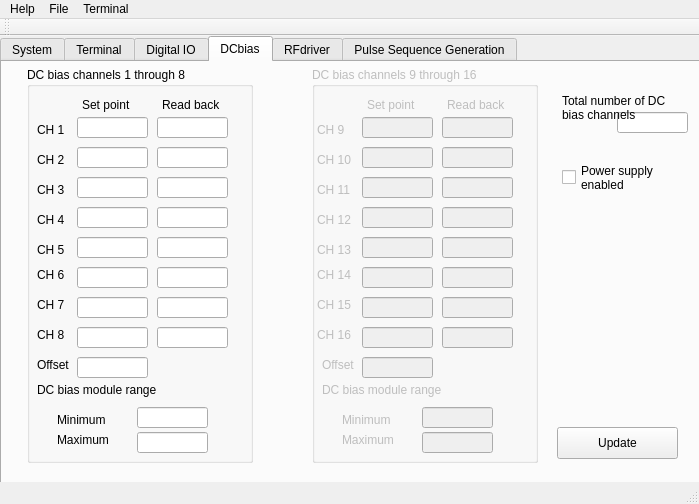
Old version of the form mips.ui in the repository Cogwell/MIPS-host-app.
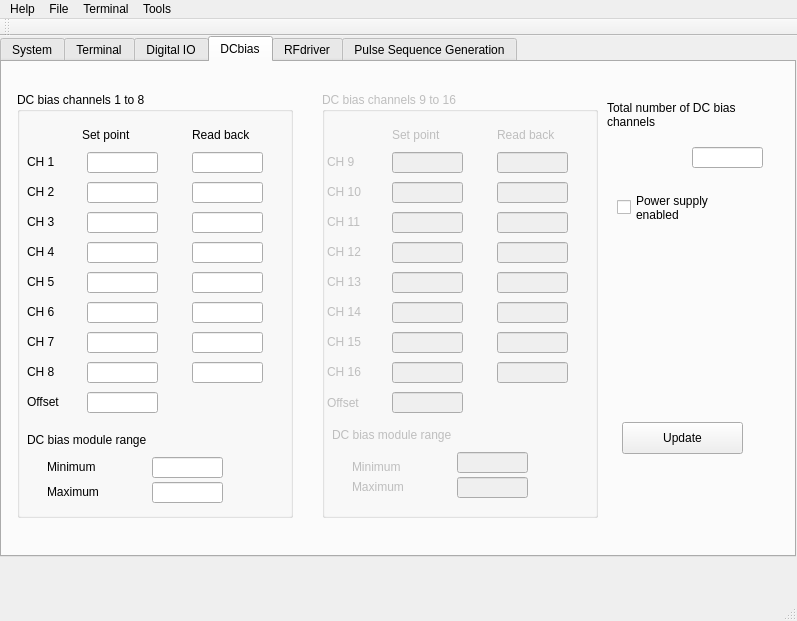
New version of the form. The open tabs and pages were chosen to show the change. Icons and pictures are not drawn.

```diff
--- a/mips.ui
+++ b/mips.ui
@@ -6,8 +6,8 @@
    <rect>
     <x>0</x>
     <y>0</y>
-    <width>699</width>
-    <height>504</height>
+    <width>797</width>
+    <height>621</height>
    </rect>
   </property>
   <property name="windowTitle">
@@ -19,8 +19,8 @@
      <rect>
       <x>0</x>
       <y>0</y>
-      <width>701</width>
-      <height>451</height>
+      <width>796</width>
+      <height>521</height>
      </rect>
     </property>
     <property name="currentIndex">
@@ -998,20 +998,20 @@
       </property>
       <property name="geometry">
        <rect>
-        <x>25</x>
-        <y>5</y>
-        <width>226</width>
-        <height>396</height>
+        <x>15</x>
+        <y>30</y>
+        <width>276</width>
+        <height>426</height>
        </rect>
       </property>
       <property name="title">
-       <string>DC bias channels 1 through 8</string>
+       <string>DC bias channels 1 to 8</string>
       </property>
       <widget class="QLineEdit" name="leSDCB_1">
        <property name="geometry">
         <rect>
-         <x>50</x>
-         <y>50</y>
+         <x>70</x>
+         <y>60</y>
          <width>71</width>
          <height>21</height>
         </rect>
@@ -1020,8 +1020,8 @@
       <widget class="QLineEdit" name="leSDCB_2">
        <property name="geometry">
         <rect>
-         <x>50</x>
-         <y>80</y>
+         <x>70</x>
+         <y>90</y>
          <width>71</width>
          <height>21</height>
         </rect>
@@ -1030,8 +1030,8 @@
       <widget class="QLineEdit" name="leSDCB_3">
        <property name="geometry">
         <rect>
-         <x>50</x>
-         <y>110</y>
+         <x>70</x>
+         <y>120</y>
          <width>71</width>
          <height>21</height>
         </rect>
@@ -1040,8 +1040,8 @@
       <widget class="QLineEdit" name="leSDCB_4">
        <property name="geometry">
         <rect>
-         <x>50</x>
-         <y>140</y>
+         <x>70</x>
+         <y>150</y>
          <width>71</width>
          <height>21</height>
         </rect>
@@ -1050,8 +1050,8 @@
       <widget class="QLineEdit" name="leSDCB_5">
        <property name="geometry">
         <rect>
-         <x>50</x>
-         <y>170</y>
+         <x>70</x>
+         <y>180</y>
          <width>71</width>
          <height>21</height>
         </rect>
@@ -1060,8 +1060,8 @@
       <widget class="QLineEdit" name="leSDCB_6">
        <property name="geometry">
         <rect>
-         <x>50</x>
-         <y>200</y>
+         <x>70</x>
+         <y>210</y>
          <width>71</width>
          <height>21</height>
         </rect>
@@ -1070,8 +1070,8 @@
       <widget class="QLineEdit" name="leSDCB_7">
        <property name="geometry">
         <rect>
-         <x>50</x>
-         <y>230</y>
+         <x>70</x>
+         <y>240</y>
          <width>71</width>
          <height>21</height>
         </rect>
@@ -1080,8 +1080,8 @@
       <widget class="QLineEdit" name="leSDCB_8">
        <property name="geometry">
         <rect>
-         <x>50</x>
-         <y>260</y>
+         <x>70</x>
+         <y>270</y>
          <width>71</width>
          <height>21</height>
         </rect>
@@ -1090,8 +1090,8 @@
       <widget class="QLineEdit" name="leGDCBV_1">
        <property name="geometry">
         <rect>
-         <x>130</x>
-         <y>50</y>
+         <x>175</x>
+         <y>60</y>
          <width>71</width>
          <height>21</height>
         </rect>
@@ -1103,8 +1103,8 @@
       <widget class="QLineEdit" name="leGDCBV_2">
        <property name="geometry">
         <rect>
-         <x>130</x>
-         <y>80</y>
+         <x>175</x>
+         <y>90</y>
          <width>71</width>
          <height>21</height>
         </rect>
@@ -1116,8 +1116,8 @@
       <widget class="QLineEdit" name="leGDCBV_3">
        <property name="geometry">
         <rect>
-         <x>130</x>
-         <y>110</y>
+         <x>175</x>
+         <y>120</y>
          <width>71</width>
          <height>21</height>
         </rect>
@@ -1129,8 +1129,8 @@
       <widget class="QLineEdit" name="leGDCBV_4">
        <property name="geometry">
         <rect>
-         <x>130</x>
-         <y>140</y>
+         <x>175</x>
+         <y>150</y>
          <width>71</width>
          <height>21</height>
         </rect>
@@ -1142,8 +1142,8 @@
       <widget class="QLineEdit" name="leGDCBV_5">
        <property name="geometry">
         <rect>
-         <x>130</x>
-         <y>170</y>
+         <x>175</x>
+         <y>180</y>
          <width>71</width>
          <height>21</height>
         </rect>
@@ -1155,8 +1155,8 @@
       <widget class="QLineEdit" name="leGDCBV_6">
        <property name="geometry">
         <rect>
-         <x>130</x>
-         <y>200</y>
+         <x>175</x>
+         <y>210</y>
          <width>71</width>
          <height>21</height>
         </rect>
@@ -1168,8 +1168,8 @@
       <widget class="QLineEdit" name="leGDCBV_7">
        <property name="geometry">
         <rect>
-         <x>130</x>
-         <y>230</y>
+         <x>175</x>
+         <y>240</y>
          <width>71</width>
          <height>21</height>
         </rect>
@@ -1181,8 +1181,8 @@
       <widget class="QLineEdit" name="leGDCBV_8">
        <property name="geometry">
         <rect>
-         <x>130</x>
-         <y>260</y>
+         <x>175</x>
+         <y>270</y>
          <width>71</width>
          <height>21</height>
         </rect>
@@ -1195,9 +1195,9 @@
        <property name="geometry">
         <rect>
          <x>10</x>
-         <y>55</y>
-         <width>36</width>
-         <height>16</height>
+         <y>60</y>
+         <width>50</width>
+         <height>20</height>
         </rect>
        </property>
        <property name="text">
@@ -1208,9 +1208,9 @@
        <property name="geometry">
         <rect>
          <x>10</x>
-         <y>85</y>
-         <width>36</width>
-         <height>16</height>
+         <y>90</y>
+         <width>50</width>
+         <height>20</height>
         </rect>
        </property>
        <property name="text">
@@ -1221,9 +1221,9 @@
        <property name="geometry">
         <rect>
          <x>10</x>
-         <y>115</y>
-         <width>36</width>
-         <height>16</height>
+         <y>120</y>
+         <width>50</width>
+         <height>20</height>
         </rect>
        </property>
        <property name="text">
@@ -1234,9 +1234,9 @@
        <property name="geometry">
         <rect>
          <x>10</x>
-         <y>145</y>
-         <width>36</width>
-         <height>16</height>
+         <y>150</y>
+         <width>50</width>
+         <height>20</height>
         </rect>
        </property>
        <property name="text">
@@ -1247,9 +1247,9 @@
        <property name="geometry">
         <rect>
          <x>10</x>
-         <y>175</y>
-         <width>36</width>
-         <height>16</height>
+         <y>180</y>
+         <width>50</width>
+         <height>20</height>
         </rect>
        </property>
        <property name="text">
@@ -1260,9 +1260,9 @@
        <property name="geometry">
         <rect>
          <x>10</x>
-         <y>200</y>
-         <width>36</width>
-         <height>16</height>
+         <y>210</y>
+         <width>50</width>
+         <height>20</height>
         </rect>
        </property>
        <property name="text">
@@ -1273,9 +1273,9 @@
        <property name="geometry">
         <rect>
          <x>10</x>
-         <y>230</y>
-         <width>36</width>
-         <height>16</height>
+         <y>240</y>
+         <width>50</width>
+         <height>20</height>
         </rect>
        </property>
        <property name="text">
@@ -1286,9 +1286,9 @@
        <property name="geometry">
         <rect>
          <x>10</x>
-         <y>260</y>
-         <width>36</width>
-         <height>16</height>
+         <y>270</y>
+         <width>50</width>
+         <height>20</height>
         </rect>
        </property>
        <property name="text">
@@ -1298,10 +1298,10 @@
       <widget class="QLabel" name="label_9">
        <property name="geometry">
         <rect>
-         <x>55</x>
+         <x>65</x>
          <y>30</y>
-         <width>61</width>
-         <height>16</height>
+         <width>96</width>
+         <height>26</height>
         </rect>
        </property>
        <property name="text">
@@ -1311,10 +1311,10 @@
       <widget class="QLabel" name="label_10">
        <property name="geometry">
         <rect>
-         <x>135</x>
+         <x>175</x>
          <y>30</y>
-         <width>71</width>
-         <height>16</height>
+         <width>106</width>
+         <height>26</height>
         </rect>
        </property>
        <property name="text">
@@ -1325,9 +1325,9 @@
        <property name="geometry">
         <rect>
          <x>10</x>
-         <y>315</y>
-         <width>146</width>
-         <height>16</height>
+         <y>335</y>
+         <width>231</width>
+         <height>26</height>
         </rect>
        </property>
        <property name="text">
@@ -1338,9 +1338,9 @@
        <property name="geometry">
         <rect>
          <x>30</x>
-         <y>345</y>
-         <width>71</width>
-         <height>16</height>
+         <y>365</y>
+         <width>96</width>
+         <height>20</height>
         </rect>
        </property>
        <property name="text">
@@ -1351,9 +1351,9 @@
        <property name="geometry">
         <rect>
          <x>30</x>
-         <y>365</y>
-         <width>71</width>
-         <height>16</height>
+         <y>390</y>
+         <width>96</width>
+         <height>20</height>
         </rect>
        </property>
        <property name="text">
@@ -1363,8 +1363,8 @@
       <widget class="QLineEdit" name="leGDCMIN_1">
        <property name="geometry">
         <rect>
-         <x>110</x>
-         <y>340</y>
+         <x>135</x>
+         <y>365</y>
          <width>71</width>
          <height>21</height>
         </rect>
@@ -1376,8 +1376,8 @@
       <widget class="QLineEdit" name="leGDCMAX_1">
        <property name="geometry">
         <rect>
-         <x>110</x>
-         <y>365</y>
+         <x>135</x>
+         <y>390</y>
          <width>71</width>
          <height>21</height>
         </rect>
@@ -1389,8 +1389,8 @@
       <widget class="QLineEdit" name="leSDCBOF_1">
        <property name="geometry">
         <rect>
-         <x>50</x>
-         <y>290</y>
+         <x>70</x>
+         <y>300</y>
          <width>71</width>
          <height>21</height>
         </rect>
@@ -1400,9 +1400,9 @@
        <property name="geometry">
         <rect>
          <x>10</x>
-         <y>290</y>
-         <width>41</width>
-         <height>16</height>
+         <y>300</y>
+         <width>61</width>
+         <height>20</height>
         </rect>
        </property>
        <property name="text">
@@ -1413,8 +1413,8 @@
      <widget class="QPushButton" name="pbDCbiasUpdate">
       <property name="geometry">
        <rect>
-        <x>555</x>
-        <y>365</y>
+        <x>620</x>
+        <y>360</y>
         <width>121</width>
         <height>32</height>
        </rect>
@@ -1429,20 +1429,20 @@
       </property>
       <property name="geometry">
        <rect>
-        <x>310</x>
-        <y>5</y>
-        <width>226</width>
-        <height>396</height>
+        <x>320</x>
+        <y>30</y>
+        <width>276</width>
+        <height>426</height>
        </rect>
       </property>
       <property name="title">
-       <string>DC bias channels 9 through 16</string>
+       <string>DC bias channels 9 to 16</string>
       </property>
       <widget class="QLineEdit" name="leSDCB_9">
        <property name="geometry">
         <rect>
-         <x>50</x>
-         <y>50</y>
+         <x>70</x>
+         <y>60</y>
          <width>71</width>
          <height>21</height>
         </rect>
@@ -1451,8 +1451,8 @@
       <widget class="QLineEdit" name="leSDCB_10">
        <property name="geometry">
         <rect>
-         <x>50</x>
-         <y>80</y>
+         <x>70</x>
+         <y>90</y>
          <width>71</width>
          <height>21</height>
         </rect>
@@ -1461,8 +1461,8 @@
       <widget class="QLineEdit" name="leSDCB_11">
        <property name="geometry">
         <rect>
-         <x>50</x>
-         <y>110</y>
+         <x>70</x>
+         <y>120</y>
          <width>71</width>
          <height>21</height>
         </rect>
@@ -1471,8 +1471,8 @@
       <widget class="QLineEdit" name="leSDCB_12">
        <property name="geometry">
         <rect>
-         <x>50</x>
-         <y>140</y>
+         <x>70</x>
+         <y>150</y>
          <width>71</width>
          <height>21</height>
         </rect>
@@ -1481,8 +1481,8 @@
       <widget class="QLineEdit" name="leSDCB_13">
        <property name="geometry">
         <rect>
-         <x>50</x>
-         <y>170</y>
+         <x>70</x>
+         <y>180</y>
          <width>71</width>
          <height>21</height>
         </rect>
@@ -1491,8 +1491,8 @@
       <widget class="QLineEdit" name="leSDCB_14">
        <property name="geometry">
         <rect>
-         <x>50</x>
-         <y>200</y>
+         <x>70</x>
+         <y>210</y>
          <width>71</width>
          <height>21</height>
         </rect>
@@ -1501,8 +1501,8 @@
       <widget class="QLineEdit" name="leSDCB_15">
        <property name="geometry">
         <rect>
-         <x>50</x>
-         <y>230</y>
+         <x>70</x>
+         <y>240</y>
          <width>71</width>
          <height>21</height>
         </rect>
@@ -1511,8 +1511,8 @@
       <widget class="QLineEdit" name="leSDCB_16">
        <property name="geometry">
         <rect>
-         <x>50</x>
-         <y>260</y>
+         <x>70</x>
+         <y>270</y>
          <width>71</width>
          <height>21</height>
         </rect>
@@ -1521,8 +1521,8 @@
       <widget class="QLineEdit" name="leGDCBV_9">
        <property name="geometry">
         <rect>
-         <x>130</x>
-         <y>50</y>
+         <x>175</x>
+         <y>60</y>
          <width>71</width>
          <height>21</height>
         </rect>
@@ -1534,8 +1534,8 @@
       <widget class="QLineEdit" name="leGDCBV_10">
        <property name="geometry">
         <rect>
-         <x>130</x>
-         <y>80</y>
+         <x>175</x>
+         <y>90</y>
          <width>71</width>
          <height>21</height>
         </rect>
@@ -1547,8 +1547,8 @@
       <widget class="QLineEdit" name="leGDCBV_11">
        <property name="geometry">
         <rect>
-         <x>130</x>
-         <y>110</y>
+         <x>175</x>
+         <y>120</y>
          <width>71</width>
          <height>21</height>
         </rect>
@@ -1560,8 +1560,8 @@
       <widget class="QLineEdit" name="leGDCBV_12">
        <property name="geometry">
         <rect>
-         <x>130</x>
-         <y>140</y>
+         <x>175</x>
+         <y>150</y>
          <width>71</width>
          <height>21</height>
         </rect>
@@ -1573,8 +1573,8 @@
       <widget class="QLineEdit" name="leGDCBV_13">
        <property name="geometry">
         <rect>
-         <x>130</x>
-         <y>170</y>
+         <x>175</x>
+         <y>180</y>
          <width>71</width>
          <height>21</height>
         </rect>
@@ -1586,8 +1586,8 @@
       <widget class="QLineEdit" name="leGDCBV_14">
        <property name="geometry">
         <rect>
-         <x>130</x>
-         <y>200</y>
+         <x>175</x>
+         <y>210</y>
          <width>71</width>
          <height>21</height>
         </rect>
@@ -1599,8 +1599,8 @@
       <widget class="QLineEdit" name="leGDCBV_15">
        <property name="geometry">
         <rect>
-         <x>130</x>
-         <y>230</y>
+         <x>175</x>
+         <y>240</y>
          <width>71</width>
          <height>21</height>
         </rect>
@@ -1612,8 +1612,8 @@
       <widget class="QLineEdit" name="leGDCBV_16">
        <property name="geometry">
         <rect>
-         <x>130</x>
-         <y>260</y>
+         <x>175</x>
+         <y>270</y>
          <width>71</width>
          <height>21</height>
         </rect>
@@ -1626,9 +1626,9 @@
        <property name="geometry">
         <rect>
          <x>5</x>
-         <y>55</y>
-         <width>36</width>
-         <height>16</height>
+         <y>60</y>
+         <width>60</width>
+         <height>20</height>
         </rect>
        </property>
        <property name="text">
@@ -1639,9 +1639,9 @@
        <property name="geometry">
         <rect>
          <x>5</x>
-         <y>85</y>
-         <width>41</width>
-         <height>16</height>
+         <y>90</y>
+         <width>60</width>
+         <height>20</height>
         </rect>
        </property>
        <property name="text">
@@ -1652,9 +1652,9 @@
        <property name="geometry">
         <rect>
          <x>5</x>
-         <y>115</y>
-         <width>41</width>
-         <height>16</height>
+         <y>120</y>
+         <width>60</width>
+         <height>20</height>
         </rect>
        </property>
        <property name="text">
@@ -1665,9 +1665,9 @@
        <property name="geometry">
         <rect>
          <x>5</x>
-         <y>145</y>
-         <width>41</width>
-         <height>16</height>
+         <y>150</y>
+         <width>60</width>
+         <height>20</height>
         </rect>
        </property>
        <property name="text">
@@ -1678,9 +1678,9 @@
        <property name="geometry">
         <rect>
          <x>5</x>
-         <y>175</y>
-         <width>41</width>
-         <height>16</height>
+         <y>180</y>
+         <width>60</width>
+         <height>20</height>
         </rect>
        </property>
        <property name="text">
@@ -1691,9 +1691,9 @@
        <property name="geometry">
         <rect>
          <x>5</x>
-         <y>200</y>
-         <width>41</width>
-         <height>16</height>
+         <y>210</y>
+         <width>60</width>
+         <height>20</height>
         </rect>
        </property>
        <property name="text">
@@ -1704,9 +1704,9 @@
        <property name="geometry">
         <rect>
          <x>5</x>
-         <y>230</y>
-         <width>41</width>
-         <height>16</height>
+         <y>240</y>
+         <width>60</width>
+         <height>20</height>
         </rect>
        </property>
        <property name="text">
@@ -1717,9 +1717,9 @@
        <property name="geometry">
         <rect>
          <x>5</x>
-         <y>260</y>
-         <width>41</width>
-         <height>16</height>
+         <y>270</y>
+         <width>60</width>
+         <height>20</height>
         </rect>
        </property>
        <property name="text">
@@ -1729,10 +1729,10 @@
       <widget class="QLabel" name="label_23">
        <property name="geometry">
         <rect>
-         <x>55</x>
+         <x>70</x>
          <y>30</y>
-         <width>61</width>
-         <height>16</height>
+         <width>96</width>
+         <height>26</height>
         </rect>
        </property>
        <property name="text">
@@ -1742,10 +1742,10 @@
       <widget class="QLabel" name="label_24">
        <property name="geometry">
         <rect>
-         <x>135</x>
+         <x>175</x>
          <y>30</y>
-         <width>71</width>
-         <height>16</height>
+         <width>101</width>
+         <height>26</height>
         </rect>
        </property>
        <property name="text">
@@ -1756,9 +1756,9 @@
        <property name="geometry">
         <rect>
          <x>10</x>
-         <y>315</y>
-         <width>146</width>
-         <height>16</height>
+         <y>330</y>
+         <width>221</width>
+         <height>26</height>
         </rect>
        </property>
        <property name="text">
@@ -1769,9 +1769,9 @@
        <property name="geometry">
         <rect>
          <x>30</x>
-         <y>345</y>
-         <width>71</width>
-         <height>16</height>
+         <y>365</y>
+         <width>101</width>
+         <height>20</height>
         </rect>
        </property>
        <property name="text">
@@ -1782,9 +1782,9 @@
        <property name="geometry">
         <rect>
          <x>30</x>
-         <y>365</y>
-         <width>71</width>
-         <height>16</height>
+         <y>385</y>
+         <width>106</width>
+         <height>20</height>
         </rect>
        </property>
        <property name="text">
@@ -1794,8 +1794,8 @@
       <widget class="QLineEdit" name="leGDCMIN_9">
        <property name="geometry">
         <rect>
-         <x>110</x>
-         <y>340</y>
+         <x>135</x>
+         <y>360</y>
          <width>71</width>
          <height>21</height>
         </rect>
@@ -1807,8 +1807,8 @@
       <widget class="QLineEdit" name="leGDCMAX_9">
        <property name="geometry">
         <rect>
-         <x>110</x>
-         <y>365</y>
+         <x>135</x>
+         <y>385</y>
          <width>71</width>
          <height>21</height>
         </rect>
@@ -1820,8 +1820,8 @@
       <widget class="QLineEdit" name="leSDCBOF_9">
        <property name="geometry">
         <rect>
-         <x>50</x>
-         <y>290</y>
+         <x>70</x>
+         <y>300</y>
          <width>71</width>
          <height>21</height>
         </rect>
@@ -1830,10 +1830,10 @@
       <widget class="QLabel" name="label_28">
        <property name="geometry">
         <rect>
-         <x>10</x>
-         <y>290</y>
-         <width>41</width>
-         <height>16</height>
+         <x>5</x>
+         <y>300</y>
+         <width>66</width>
+         <height>21</height>
         </rect>
        </property>
        <property name="text">
@@ -1844,12 +1844,15 @@
      <widget class="QLineEdit" name="leGCHAN_DCB">
       <property name="geometry">
        <rect>
-        <x>615</x>
-        <y>50</y>
+        <x>690</x>
+        <y>85</y>
         <width>71</width>
         <height>21</height>
        </rect>
       </property>
+      <property name="text">
+       <string/>
+      </property>
       <property name="readOnly">
        <bool>true</bool>
       </property>
@@ -1857,10 +1860,10 @@
      <widget class="QLabel" name="label_29">
       <property name="geometry">
        <rect>
-        <x>560</x>
+        <x>605</x>
         <y>30</y>
-        <width>106</width>
-        <height>31</height>
+        <width>176</width>
+        <height>46</height>
        </rect>
       </property>
       <property name="text">
@@ -1873,10 +1876,10 @@
      <widget class="QCheckBox" name="chkPowerEnable">
       <property name="geometry">
        <rect>
-        <x>560</x>
-        <y>95</y>
-        <width>116</width>
-        <height>41</height>
+        <x>615</x>
+        <y>120</y>
+        <width>161</width>
+        <height>51</height>
        </rect>
       </property>
       <property name="text">
@@ -2413,7 +2416,7 @@
     <rect>
      <x>0</x>
      <y>0</y>
-     <width>699</width>
+     <width>797</width>
      <height>22</height>
     </rect>
    </property>
@@ -2437,9 +2440,16 @@
     <addaction name="actionOpen"/>
     <addaction name="actionSave"/>
    </widget>
+   <widget class="QMenu" name="menuTools">
+    <property name="title">
+     <string>Tools</string>
+    </property>
+    <addaction name="actionProgram_MIPS"/>
+   </widget>
    <addaction name="menuAbout"/>
    <addaction name="menuFile"/>
    <addaction name="menuTerminal"/>
+   <addaction name="menuTools"/>
   </widget>
   <widget class="QToolBar" name="mainToolBar">
    <attribute name="toolBarArea">
```
Left out of the diff: 283 changed lines with no effect on the pictures.
